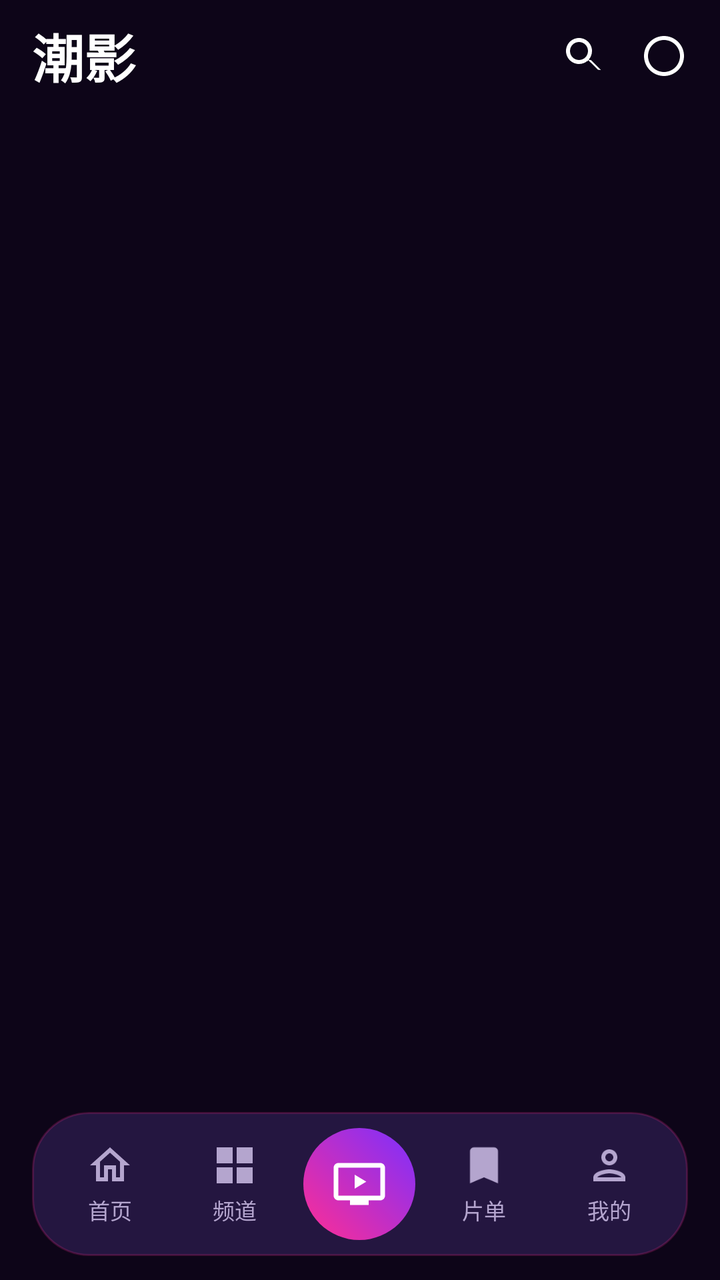
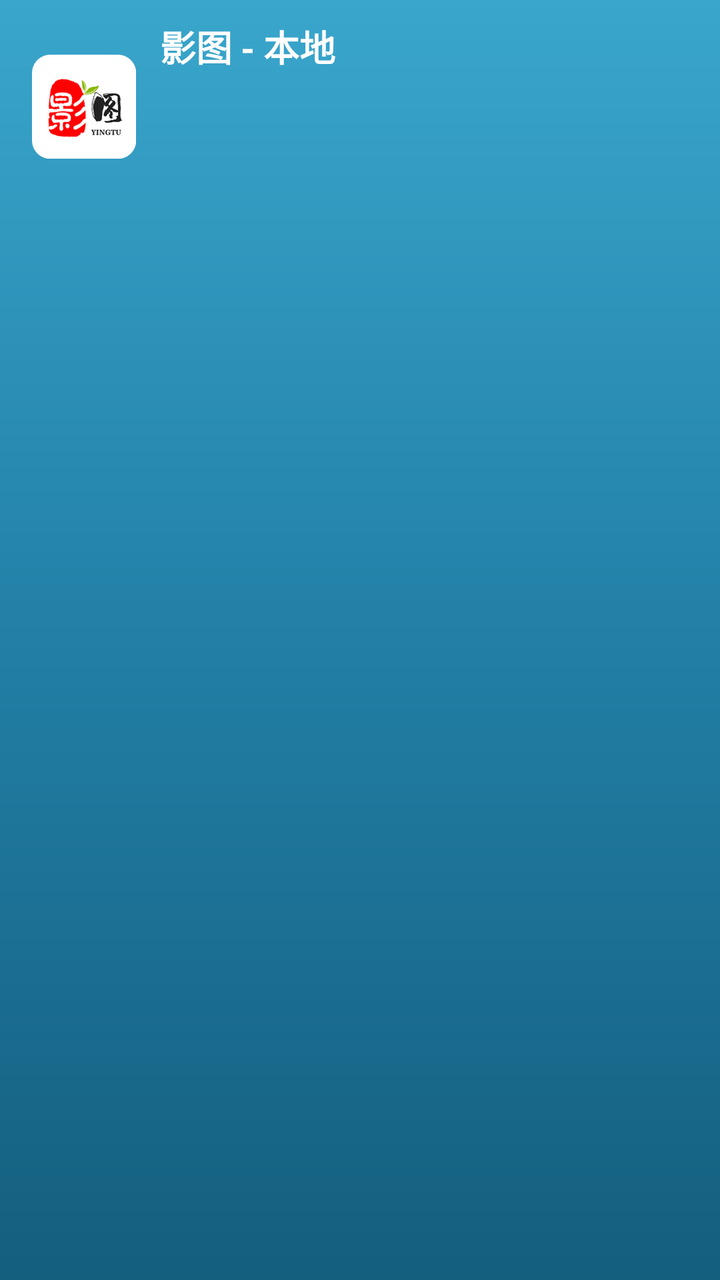

Before-and-after screenshots of an Android layout around one commit, followed by the original layout XML and the change that was made.
<!-- AndroidManifest.xml: application theme AppTheme -->
<!-- res/layout/activity_home.xml -->
<?xml version="1.0" encoding="utf-8"?>
<FrameLayout xmlns:android="http://schemas.android.com/apk/res/android"
    xmlns:app="http://schemas.android.com/apk/res-auto"
    android:layout_width="match_parent"
    android:layout_height="match_parent"
    android:background="@color/bg_dark"
    android:fitsSystemWindows="true">

    
    <LinearLayout
        android:layout_width="match_parent"
        android:layout_height="match_parent"
        android:orientation="vertical"
        android:paddingBottom="92dp">

        
        <LinearLayout
            android:id="@+id/topBar"
            android:layout_width="match_parent"
            android:layout_height="56dp"
            android:gravity="center_vertical"
            android:orientation="horizontal"
            android:paddingStart="16dp"
            android:paddingEnd="8dp">

            <TextView
                android:id="@+id/tvAppTitle"
                android:layout_width="wrap_content"
                android:layout_height="wrap_content"
                android:text="潮影"
                android:textColor="@color/text_primary"
                android:textSize="26sp"
                android:textStyle="bold" />

            <View
                android:layout_width="0dp"
                android:layout_height="0dp"
                android:layout_weight="1" />

            <ImageView
                android:id="@+id/btnSearch"
                android:layout_width="40dp"
                android:layout_height="40dp"
                android:background="?attr/selectableItemBackgroundBorderless"
                android:contentDescription="搜索"
                android:padding="8dp"
                android:src="@drawable/ic_search"
                app:tint="@android:color/white" />

            <ImageView
                android:id="@+id/btnMessage"
                android:layout_width="40dp"
                android:layout_height="40dp"
                android:background="?attr/selectableItemBackgroundBorderless"
                android:contentDescription="消息"
                android:padding="8dp"
                android:src="@drawable/ic_chat"
                app:tint="@android:color/white" />
        </LinearLayout>

        
        <FrameLayout
            android:id="@+id/fragmentContainer"
            android:layout_width="match_parent"
            android:layout_height="0dp"
            android:layout_weight="1" />
    </LinearLayout>

    
    <include
        android:id="@+id/bottomNav"
        layout="@layout/layout_bottom_nav_neon"
        android:layout_width="match_parent"
        android:layout_height="wrap_content"
        android:layout_gravity="bottom"
        android:layout_marginStart="16dp"
        android:layout_marginEnd="16dp"
        android:layout_marginBottom="12dp" />

</FrameLayout>
<!-- res/layout/layout_bottom_nav_neon.xml (included above) -->
<?xml version="1.0" encoding="utf-8"?>
<LinearLayout xmlns:android="http://schemas.android.com/apk/res/android"
    xmlns:app="http://schemas.android.com/apk/res-auto"
    android:layout_width="match_parent"
    android:layout_height="68dp"
    android:background="@drawable/bg_bottom_nav_neon"
    android:gravity="center_vertical"
    android:orientation="horizontal"
    android:padding="8dp">

    <LinearLayout
        android:id="@+id/navHome"
        android:layout_width="0dp"
        android:layout_height="wrap_content"
        android:layout_weight="1"
        android:background="?attr/selectableItemBackgroundBorderless"
        android:gravity="center"
        android:orientation="vertical">

        <ImageView
            android:id="@+id/ivNavHome"
            android:layout_width="24dp"
            android:layout_height="24dp"
            android:src="@drawable/ic_nav_home"
            app:tint="@color/text_muted" />

        <TextView
            android:id="@+id/tvNavHome"
            android:layout_width="wrap_content"
            android:layout_height="wrap_content"
            android:layout_marginTop="2dp"
            android:text="首页"
            android:textColor="@color/text_muted"
            android:textSize="11sp" />
    </LinearLayout>

    <LinearLayout
        android:id="@+id/navChannel"
        android:layout_width="0dp"
        android:layout_height="wrap_content"
        android:layout_weight="1"
        android:background="?attr/selectableItemBackgroundBorderless"
        android:gravity="center"
        android:orientation="vertical">

        <ImageView
            android:id="@+id/ivNavChannel"
            android:layout_width="24dp"
            android:layout_height="24dp"
            android:src="@drawable/ic_nav_channel"
            app:tint="@color/text_muted" />

        <TextView
            android:id="@+id/tvNavChannel"
            android:layout_width="wrap_content"
            android:layout_height="wrap_content"
            android:layout_marginTop="2dp"
            android:text="频道"
            android:textColor="@color/text_muted"
            android:textSize="11sp" />
    </LinearLayout>

    <LinearLayout
        android:id="@+id/navAdd"
        android:layout_width="0dp"
        android:layout_height="wrap_content"
        android:layout_weight="1"
        android:background="?attr/selectableItemBackgroundBorderless"
        android:gravity="center"
        android:orientation="vertical">

        <ImageView
            android:id="@+id/ivNavAdd"
            android:layout_width="56dp"
            android:layout_height="56dp"
            android:background="@drawable/bg_add_button"
            android:contentDescription="直播"
            android:padding="14dp"
            android:src="@drawable/ic_live"
            app:tint="@android:color/white" />
    </LinearLayout>

    <LinearLayout
        android:id="@+id/navList"
        android:layout_width="0dp"
        android:layout_height="wrap_content"
        android:layout_weight="1"
        android:background="?attr/selectableItemBackgroundBorderless"
        android:gravity="center"
        android:orientation="vertical">

        <ImageView
            android:id="@+id/ivNavList"
            android:layout_width="24dp"
            android:layout_height="24dp"
            android:src="@drawable/ic_nav_list"
            app:tint="@color/text_muted" />

        <TextView
            android:id="@+id/tvNavList"
            android:layout_width="wrap_content"
            android:layout_height="wrap_content"
            android:layout_marginTop="2dp"
            android:text="片单"
            android:textColor="@color/text_muted"
            android:textSize="11sp" />
    </LinearLayout>

    <LinearLayout
        android:id="@+id/navMine"
        android:layout_width="0dp"
        android:layout_height="wrap_content"
        android:layout_weight="1"
        android:background="?attr/selectableItemBackgroundBorderless"
        android:gravity="center"
        android:orientation="vertical">

        <ImageView
            android:id="@+id/ivNavMine"
            android:layout_width="24dp"
            android:layout_height="24dp"
            android:src="@drawable/ic_nav_mine"
            app:tint="@color/text_muted" />

        <TextView
            android:id="@+id/tvNavMine"
            android:layout_width="wrap_content"
            android:layout_height="wrap_content"
            android:layout_marginTop="2dp"
            android:text="我的"
            android:textColor="@color/text_muted"
            android:textSize="11sp" />
    </LinearLayout>

</LinearLayout>
<!-- resources referenced by this layout -->
<resources>
  <color name="bg_dark">#0D0518</color>
  <color name="text_muted">#B4A5CE</color>
  <!-- drawable bg_add_button (drawable) -->
  <?xml version="1.0" encoding="utf-8"?>
  <shape xmlns:android="http://schemas.android.com/apk/res/android"
      android:shape="oval">
      <gradient
          android:angle="45"
          android:startColor="#FF2E93"
          android:endColor="#7B2FFF"
          android:type="linear" />
  </shape>
  <!-- drawable bg_bottom_nav_neon (drawable) -->
  <?xml version="1.0" encoding="utf-8"?>
  <shape xmlns:android="http://schemas.android.com/apk/res/android"
      android:shape="rectangle">
      <solid android:color="#241640" />
      <corners android:radius="28dp" />
      <stroke android:width="1dp" android:color="#33FF2E93" />
  </shape>
  <!-- drawable ic_chat (drawable) -->
  <?xml version="1.0" encoding="utf-8"?>
  <vector xmlns:android="http://schemas.android.com/apk/res/android"
      android:width="24dp" android:height="24dp"
      android:viewportWidth="24" android:viewportHeight="24">
      <path android:fillColor="#FFFFFF"
          android:pathData="M12,2C6.48,2 2,6.48 2,12s4.48,10 10,10 10,-4.48 10,-10S17.52,2 12,2zM12,4c4.41,0 8,3.59 8,8s-3.59,8 -8,8 -8,-3.59 -8,-8S7.59,4 12,4z" />
  </vector>
  <!-- drawable ic_live (drawable) -->
  <?xml version="1.0" encoding="utf-8"?>
  <vector xmlns:android="http://schemas.android.com/apk/res/android"
      android:width="24dp"
      android:height="24dp"
      android:viewportWidth="24"
      android:viewportHeight="24">
      <path
          android:fillColor="#FFFFFF"
          android:pathData="M21,3H3C1.9,3 1,3.9 1,5v12c0,1.1 0.9,2 2,2h5v2h8v-2h5c1.1,0 2,-0.9 2,-2V5C23,3.9 22.1,3 21,3zM21,17H3V5h18V17zM10,8v6l5,-3z" />
  </vector>
  <!-- drawable ic_nav_channel (drawable) -->
  <?xml version="1.0" encoding="utf-8"?>
  <vector xmlns:android="http://schemas.android.com/apk/res/android"
      android:width="24dp"
      android:height="24dp"
      android:viewportWidth="24"
      android:viewportHeight="24">
      <path
          android:fillColor="#FFFFFF"
          android:pathData="M3,3h8v8H3V3zM13,3h8v8h-8V3zM3,13h8v8H3V13zM13,13h8v8h-8V13z" />
  </vector>
  <!-- drawable ic_nav_home (drawable) -->
  <?xml version="1.0" encoding="utf-8"?>
  <vector xmlns:android="http://schemas.android.com/apk/res/android"
      android:width="24dp"
      android:height="24dp"
      android:viewportWidth="24"
      android:viewportHeight="24">
      <path
          android:fillColor="#FFFFFF"
          android:pathData="M12,5.69l5,4.5V18h-2v-6H9v6H7v-7.81l5,-4.5M12,3L2,12h3v8h6v-6h2v6h6v-8h3L12,3z" />
  </vector>
  <!-- drawable ic_nav_list (drawable) -->
  <?xml version="1.0" encoding="utf-8"?>
  <vector xmlns:android="http://schemas.android.com/apk/res/android"
      android:width="24dp"
      android:height="24dp"
      android:viewportWidth="24"
      android:viewportHeight="24">
      <path
          android:fillColor="#FFFFFF"
          android:pathData="M17,3H7A2,2 0 0,0 5,5V21L12,18L19,21V5A2,2 0 0,0 17,3Z" />
  </vector>
  <!-- drawable ic_nav_mine (drawable) -->
  <?xml version="1.0" encoding="utf-8"?>
  <vector xmlns:android="http://schemas.android.com/apk/res/android"
      android:width="24dp"
      android:height="24dp"
      android:viewportWidth="24"
      android:viewportHeight="24">
      <path
          android:fillColor="#FFFFFF"
          android:pathData="M12,6c1.1,0 2,0.9 2,2s-0.9,2 -2,2 -2,-0.9 -2,-2 0.9,-2 2,-2m0,10c2.7,0 5.8,1.29 6,2H6c0.23,-0.72 3.31,-2 6,-2m0,-12C9.79,4 8,5.79 8,8s1.79,4 4,4 4,-1.79 4,-4 -1.79,-4 -4,-4zM12,14c-2.67,0 -8,1.34 -8,4v2h16v-2c0,-2.66 -5.33,-4 -8,-4z" />
  </vector>
  <!-- drawable ic_search (drawable) -->
  <?xml version="1.0" encoding="utf-8"?>
  <vector xmlns:android="http://schemas.android.com/apk/res/android"
      android:width="24dp"
      android:height="24dp"
      android:viewportWidth="24"
      android:viewportHeight="24">
      <path
          android:fillColor="#FFFFFF"
          android:pathData="M15.5,14h-0.79l-0.28,-0.27C15.41,12.59 16,11.11 16,9.5 16,5.91 13.09,3 9.5,3S3,5.91 3,9.5 5.91,16 9.5,16c1.61,0 3.09,-0.59 4.23,-1.57l0.27,0.28v-0.79l5,4.99L20.49,19l-4.99,-5zM9.5,14C7.01,14 5,11.99 5,9.5S7.01,5 9.5,5 14,7.01 14,9.5 11.99,14 9.5,14z" />
  </vector>
  <style name="Base.AppTheme" parent="Theme.Material3.Dark.NoActionBar">
          <item name="colorPrimary">@color/colorPrimary</item>
          <item name="colorOnPrimary">@color/colorOnPrimary</item>
          <item name="colorPrimaryVariant">@color/colorPrimaryVariant</item>
          <item name="android:statusBarColor">@android:color/transparent</item>
          <item name="android:navigationBarColor">@android:color/transparent</item>
          <item name="android:windowBackground">@color/bg_dark</item>
          <item name="android:windowDrawsSystemBarBackgrounds">true</item>
          <item name="android:forceDarkAllowed">false</item>
      </style>
  <color name="colorPrimary">#FF2E93</color>
  <color name="colorOnPrimary">#FFFFFF</color>
  <color name="colorPrimaryVariant">#C2187A</color>
  <!-- unchanged entries left out for length: 2 -->
</resources>

<!-- the commit's change to res/layout/activity_home.xml (unified diff, before → after) -->
@@ -1,216 +1,75 @@
 <?xml version="1.0" encoding="utf-8"?>
-<FrameLayout xmlns:android="http://schemas.android.com/apk/res/android"
+<androidx.constraintlayout.widget.ConstraintLayout xmlns:android="http://schemas.android.com/apk/res/android"
     xmlns:app="http://schemas.android.com/apk/res-auto"
     android:layout_width="match_parent"
     android:layout_height="match_parent"
-    android:background="@color/bg_dark"
     android:fitsSystemWindows="true">
 
     
-    <LinearLayout
-        android:layout_width="match_parent"
-        android:layout_height="match_parent"
-        android:orientation="vertical"
-        android:paddingBottom="92dp">
-
-        
-        <LinearLayout
-            android:id="@+id/topBar"
-            android:layout_width="match_parent"
-            android:layout_height="56dp"
-            android:gravity="center_vertical"
-            android:orientation="horizontal"
-            android:paddingStart="16dp"
-            android:paddingEnd="8dp">
-
-            <TextView
-                android:id="@+id/tvAppTitle"
-                android:layout_width="wrap_content"
-                android:layout_height="wrap_content"
-                android:text="潮影"
-                android:textColor="@color/text_primary"
-                android:textSize="26sp"
-                android:textStyle="bold" />
-
-            <View
-                android:layout_width="0dp"
-                android:layout_height="0dp"
-                android:layout_weight="1" />
-
-            <ImageView
-                android:id="@+id/btnSearch"
-                android:layout_width="40dp"
-                android:layout_height="40dp"
-                android:background="?attr/selectableItemBackgroundBorderless"
-                android:contentDescription="搜索"
-                android:padding="8dp"
-                android:src="@drawable/ic_search"
-                app:tint="@android:color/white" />
-
-            <ImageView
-                android:id="@+id/btnMessage"
-                android:layout_width="40dp"
-                android:layout_height="40dp"
-                android:background="?attr/selectableItemBackgroundBorderless"
-                android:contentDescription="消息"
-                android:padding="8dp"
-                android:src="@drawable/ic_chat"
-                app:tint="@android:color/white" />
-        </LinearLayout>
-
-        
-        <FrameLayout
-            android:id="@+id/fragmentContainer"
-            android:layout_width="match_parent"
-            android:layout_height="0dp"
-            android:layout_weight="1" />
-    </LinearLayout>
+    <ImageView
+        android:id="@+id/ivLogo"
+        android:layout_width="52dp"
+        android:layout_height="52dp"
+        android:layout_marginStart="16dp"
+        android:layout_marginTop="8dp"
+        android:src="@drawable/logo"
+        app:layout_constraintBottom_toBottomOf="@id/tabLayout"
+        app:layout_constraintStart_toStartOf="parent"
+        app:layout_constraintTop_toTopOf="@id/tvTitle" />
 
     
-    <include
-        android:id="@+id/bottomNav"
-        layout="@layout/layout_bottom_nav_neon"
-        android:layout_width="match_parent"
-        android:layout_height="wrap_content"
-        android:layout_gravity="bottom"
-        android:layout_marginStart="16dp"
-        android:layout_marginEnd="16dp"
-        android:layout_marginBottom="12dp" />
-
-</FrameLayout>
-<!-- res/layout/layout_bottom_nav_neon.xml (included above) -->
-<?xml version="1.0" encoding="utf-8"?>
-<LinearLayout xmlns:android="http://schemas.android.com/apk/res/android"
-    xmlns:app="http://schemas.android.com/apk/res-auto"
-    android:layout_width="match_parent"
-    android:layout_height="68dp"
-    android:background="@drawable/bg_bottom_nav_neon"
-    android:gravity="center_vertical"
-    android:orientation="horizontal"
-    android:padding="8dp">
-
-    <LinearLayout
-        android:id="@+id/navHome"
+    <TextView
+        android:id="@+id/tvTitle"
         android:layout_width="0dp"
         android:layout_height="wrap_content"
-        android:layout_weight="1"
-        android:background="?attr/selectableItemBackgroundBorderless"
-        android:gravity="center"
-        android:orientation="vertical">
+        android:layout_marginStart="12dp"
+        android:layout_marginTop="10dp"
+        android:ellipsize="end"
+        android:maxLines="1"
+        android:text="@string/home_title"
+        android:textColor="@color/text_primary"
+        android:textSize="18sp"
+        android:textStyle="bold"
+        app:layout_constraintEnd_toStartOf="@id/tvDate"
+        app:layout_constraintStart_toEndOf="@id/ivLogo"
+        app:layout_constraintTop_toTopOf="parent" />
 
-        <ImageView
-            android:id="@+id/ivNavHome"
-            android:layout_width="24dp"
-            android:layout_height="24dp"
-            android:src="@drawable/ic_nav_home"
-            app:tint="@color/text_muted" />
+    <TextView
+        android:id="@+id/tvDate"
+        android:layout_width="wrap_content"
+        android:layout_height="wrap_content"
+        android:layout_marginEnd="18dp"
+        android:textColor="@color/text_primary"
+        android:textSize="16sp"
+        android:textStyle="bold"
+        app:layout_constraintBottom_toBottomOf="@id/tvTitle"
+        app:layout_constraintEnd_toEndOf="parent"
+        app:layout_constraintTop_toTopOf="@id/tvTitle" />
 
-        <TextView
-            android:id="@+id/tvNavHome"
-            android:layout_width="wrap_content"
-            android:layout_height="wrap_content"
-            android:layout_marginTop="2dp"
-            android:text="首页"
-            android:textColor="@color/text_muted"
-            android:textSize="11sp" />
-    </LinearLayout>
-
-    <LinearLayout
-        android:id="@+id/navChannel"
+    
+    <com.google.android.material.tabs.TabLayout
+        android:id="@+id/tabLayout"
         android:layout_width="0dp"
         android:layout_height="wrap_content"
-        android:layout_weight="1"
-        android:background="?attr/selectableItemBackgroundBorderless"
-        android:gravity="center"
-        android:orientation="vertical">
+        android:layout_marginTop="4dp"
+        android:background="@android:color/transparent"
+        app:layout_constraintEnd_toEndOf="parent"
+        app:layout_constraintStart_toEndOf="@id/ivLogo"
+        app:layout_constraintTop_toBottomOf="@id/tvTitle"
+        app:tabContentStart="0dp"
+        app:tabGravity="start"
+        app:tabIndicator="@null"
+        app:tabInlineLabel="true"
+        app:tabMode="scrollable"
+        app:tabPaddingStart="2dp"
+        app:tabPaddingEnd="2dp" />
 
-        <ImageView
-            android:id="@+id/ivNavChannel"
-            android:layout_width="24dp"
-            android:layout_height="24dp"
-            android:src="@drawable/ic_nav_channel"
-            app:tint="@color/text_muted" />
+    <androidx.viewpager2.widget.ViewPager2
+        android:id="@+id/viewPager"
+        android:layout_width="match_parent"
+        android:layout_height="0dp"
+        android:layout_marginTop="6dp"
+        app:layout_constraintBottom_toBottomOf="parent"
+        app:layout_constraintTop_toBottomOf="@id/tabLayout" />
 
-        <TextView
-            android:id="@+id/tvNavChannel"
-            android:layout_width="wrap_content"
-            android:layout_height="wrap_content"
-            android:layout_marginTop="2dp"
-            android:text="频道"
-            android:textColor="@color/text_muted"
-            android:textSize="11sp" />
-    </LinearLayout>
-
-    <LinearLayout
-        android:id="@+id/navAdd"
-        android:layout_width="0dp"
-        android:layout_height="wrap_content"
-        android:layout_weight="1"
-        android:background="?attr/selectableItemBackgroundBorderless"
-        android:gravity="center"
-        android:orientation="vertical">
-
-        <ImageView
-            android:id="@+id/ivNavAdd"
-            android:layout_width="56dp"
-            android:layout_height="56dp"
-            android:background="@drawable/bg_add_button"
-            android:contentDescription="直播"
-            android:padding="14dp"
-            android:src="@drawable/ic_live"
-            app:tint="@android:color/white" />
-    </LinearLayout>
-
-    <LinearLayout
-        android:id="@+id/navList"
-        android:layout_width="0dp"
-        android:layout_height="wrap_content"
-        android:layout_weight="1"
-        android:background="?attr/selectableItemBackgroundBorderless"
-        android:gravity="center"
-        android:orientation="vertical">
-
-        <ImageView
-            android:id="@+id/ivNavList"
-            android:layout_width="24dp"
-            android:layout_height="24dp"
-            android:src="@drawable/ic_nav_list"
-            app:tint="@color/text_muted" />
-
-        <TextView
-            android:id="@+id/tvNavList"
-            android:layout_width="wrap_content"
-            android:layout_height="wrap_content"
-            android:layout_marginTop="2dp"
-            android:text="片单"
-            android:textColor="@color/text_muted"
-            android:textSize="11sp" />
-    </LinearLayout>
-
-    <LinearLayout
-        android:id="@+id/navMine"
-        android:layout_width="0dp"
-        android:layout_height="wrap_content"
-        android:layout_weight="1"
-        android:background="?attr/selectableItemBackgroundBorderless"
-        android:gravity="center"
-        android:orientation="vertical">
-
-        <ImageView
-            android:id="@+id/ivNavMine"
-            android:layout_width="24dp"
-            android:layout_height="24dp"
-            android:src="@drawable/ic_nav_mine"
-            app:tint="@color/text_muted" />
-
-        <TextView
-            android:id="@+id/tvNavMine"
-            android:layout_width="wrap_content"
-            android:layout_height="wrap_content"
-            android:layout_marginTop="2dp"
-            android:text="我的"
-            android:textColor="@color/text_muted"
-            android:textSize="11sp" />
-    </LinearLayout>
-
-</LinearLayout>
+</androidx.constraintlayout.widget.ConstraintLayout>
<!-- resource entries referenced after the edit -->
@@ -1,112 +1,34 @@
 <!-- resources referenced by this layout -->
 <resources>
-  <color name="bg_dark">#0D0518</color>
-  <color name="text_muted">#B4A5CE</color>
-  <!-- drawable bg_add_button (drawable) -->
-  <?xml version="1.0" encoding="utf-8"?>
-  <shape xmlns:android="http://schemas.android.com/apk/res/android"
-      android:shape="oval">
-      <gradient
-          android:angle="45"
-          android:startColor="#FF2E93"
-          android:endColor="#7B2FFF"
-          android:type="linear" />
-  </shape>
-  <!-- drawable bg_bottom_nav_neon (drawable) -->
-  <?xml version="1.0" encoding="utf-8"?>
-  <shape xmlns:android="http://schemas.android.com/apk/res/android"
-      android:shape="rectangle">
-      <solid android:color="#241640" />
-      <corners android:radius="28dp" />
-      <stroke android:width="1dp" android:color="#33FF2E93" />
-  </shape>
-  <!-- drawable ic_chat (drawable) -->
-  <?xml version="1.0" encoding="utf-8"?>
-  <vector xmlns:android="http://schemas.android.com/apk/res/android"
-      android:width="24dp" android:height="24dp"
-      android:viewportWidth="24" android:viewportHeight="24">
-      <path android:fillColor="#FFFFFF"
-          android:pathData="M12,2C6.48,2 2,6.48 2,12s4.48,10 10,10 10,-4.48 10,-10S17.52,2 12,2zM12,4c4.41,0 8,3.59 8,8s-3.59,8 -8,8 -8,-3.59 -8,-8S7.59,4 12,4z" />
-  </vector>
-  <!-- drawable ic_live (drawable) -->
-  <?xml version="1.0" encoding="utf-8"?>
-  <vector xmlns:android="http://schemas.android.com/apk/res/android"
-      android:width="24dp"
-      android:height="24dp"
-      android:viewportWidth="24"
-      android:viewportHeight="24">
-      <path
-          android:fillColor="#FFFFFF"
-          android:pathData="M21,3H3C1.9,3 1,3.9 1,5v12c0,1.1 0.9,2 2,2h5v2h8v-2h5c1.1,0 2,-0.9 2,-2V5C23,3.9 22.1,3 21,3zM21,17H3V5h18V17zM10,8v6l5,-3z" />
-  </vector>
-  <!-- drawable ic_nav_channel (drawable) -->
-  <?xml version="1.0" encoding="utf-8"?>
-  <vector xmlns:android="http://schemas.android.com/apk/res/android"
-      android:width="24dp"
-      android:height="24dp"
-      android:viewportWidth="24"
-      android:viewportHeight="24">
-      <path
-          android:fillColor="#FFFFFF"
-          android:pathData="M3,3h8v8H3V3zM13,3h8v8h-8V3zM3,13h8v8H3V13zM13,13h8v8h-8V13z" />
-  </vector>
-  <!-- drawable ic_nav_home (drawable) -->
-  <?xml version="1.0" encoding="utf-8"?>
-  <vector xmlns:android="http://schemas.android.com/apk/res/android"
-      android:width="24dp"
-      android:height="24dp"
-      android:viewportWidth="24"
-      android:viewportHeight="24">
-      <path
-          android:fillColor="#FFFFFF"
-          android:pathData="M12,5.69l5,4.5V18h-2v-6H9v6H7v-7.81l5,-4.5M12,3L2,12h3v8h6v-6h2v6h6v-8h3L12,3z" />
-  </vector>
-  <!-- drawable ic_nav_list (drawable) -->
-  <?xml version="1.0" encoding="utf-8"?>
-  <vector xmlns:android="http://schemas.android.com/apk/res/android"
-      android:width="24dp"
-      android:height="24dp"
-      android:viewportWidth="24"
-      android:viewportHeight="24">
-      <path
-          android:fillColor="#FFFFFF"
-          android:pathData="M17,3H7A2,2 0 0,0 5,5V21L12,18L19,21V5A2,2 0 0,0 17,3Z" />
-  </vector>
-  <!-- drawable ic_nav_mine (drawable) -->
-  <?xml version="1.0" encoding="utf-8"?>
-  <vector xmlns:android="http://schemas.android.com/apk/res/android"
-      android:width="24dp"
-      android:height="24dp"
-      android:viewportWidth="24"
-      android:viewportHeight="24">
-      <path
-          android:fillColor="#FFFFFF"
-          android:pathData="M12,6c1.1,0 2,0.9 2,2s-0.9,2 -2,2 -2,-0.9 -2,-2 0.9,-2 2,-2m0,10c2.7,0 5.8,1.29 6,2H6c0.23,-0.72 3.31,-2 6,-2m0,-12C9.79,4 8,5.79 8,8s1.79,4 4,4 4,-1.79 4,-4 -1.79,-4 -4,-4zM12,14c-2.67,0 -8,1.34 -8,4v2h16v-2c0,-2.66 -5.33,-4 -8,-4z" />
-  </vector>
-  <!-- drawable ic_search (drawable) -->
-  <?xml version="1.0" encoding="utf-8"?>
-  <vector xmlns:android="http://schemas.android.com/apk/res/android"
-      android:width="24dp"
-      android:height="24dp"
-      android:viewportWidth="24"
-      android:viewportHeight="24">
-      <path
-          android:fillColor="#FFFFFF"
-          android:pathData="M15.5,14h-0.79l-0.28,-0.27C15.41,12.59 16,11.11 16,9.5 16,5.91 13.09,3 9.5,3S3,5.91 3,9.5 5.91,16 9.5,16c1.61,0 3.09,-0.59 4.23,-1.57l0.27,0.28v-0.79l5,4.99L20.49,19l-4.99,-5zM9.5,14C7.01,14 5,11.99 5,9.5S7.01,5 9.5,5 14,7.01 14,9.5 11.99,14 9.5,14z" />
-  </vector>
+  <!-- drawable logo: png bitmap (drawable-nodpi, 34417 bytes) -->
+  <string name="home_title">影图 - 本地</string>
   <style name="Base.AppTheme" parent="Theme.Material3.Dark.NoActionBar">
           <item name="colorPrimary">@color/colorPrimary</item>
           <item name="colorOnPrimary">@color/colorOnPrimary</item>
           <item name="colorPrimaryVariant">@color/colorPrimaryVariant</item>
           <item name="android:statusBarColor">@android:color/transparent</item>
           <item name="android:navigationBarColor">@android:color/transparent</item>
-          <item name="android:windowBackground">@color/bg_dark</item>
+          <item name="android:windowBackground">@drawable/bg_main_gradient</item>
           <item name="android:windowDrawsSystemBarBackgrounds">true</item>
           <item name="android:forceDarkAllowed">false</item>
       </style>
-  <color name="colorPrimary">#FF2E93</color>
-  <color name="colorOnPrimary">#FFFFFF</color>
-  <color name="colorPrimaryVariant">#C2187A</color>
+  <color name="colorPrimary">#2BC4D8</color>
+  <color name="colorOnPrimary">#06202A</color>
+  <color name="colorPrimaryVariant">#1FA7BC</color>
+  <!-- drawable bg_main_gradient (drawable) -->
+  <?xml version="1.0" encoding="utf-8"?>
+  <shape xmlns:android="http://schemas.android.com/apk/res/android"
+      android:shape="rectangle">
+      <gradient
+          android:angle="270"
+          android:startColor="@color/gradient_top"
+          android:centerColor="@color/gradient_mid"
+          android:endColor="@color/gradient_bottom"
+          android:type="linear" />
+  </shape>
+  <color name="gradient_top">#3AA6CC</color>
+  <color name="gradient_mid">#227FA6</color>
+  <color name="gradient_bottom">#145E7E</color>
   <!-- unchanged entries left out for length: 2 -->
 </resources>
 
